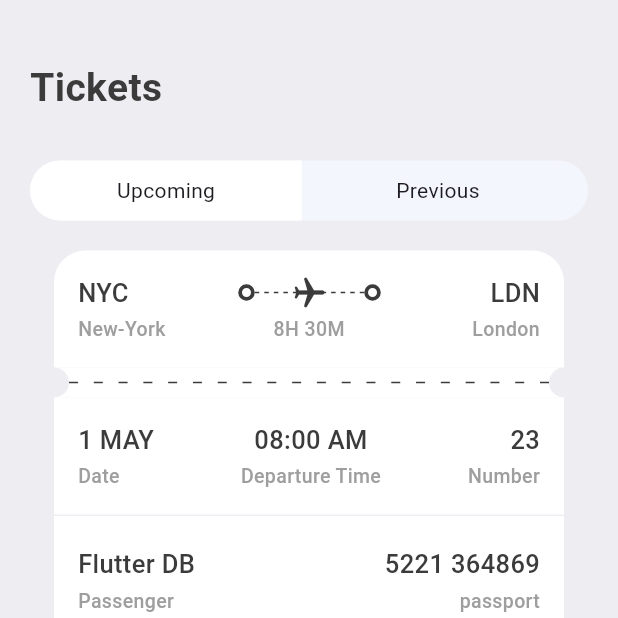
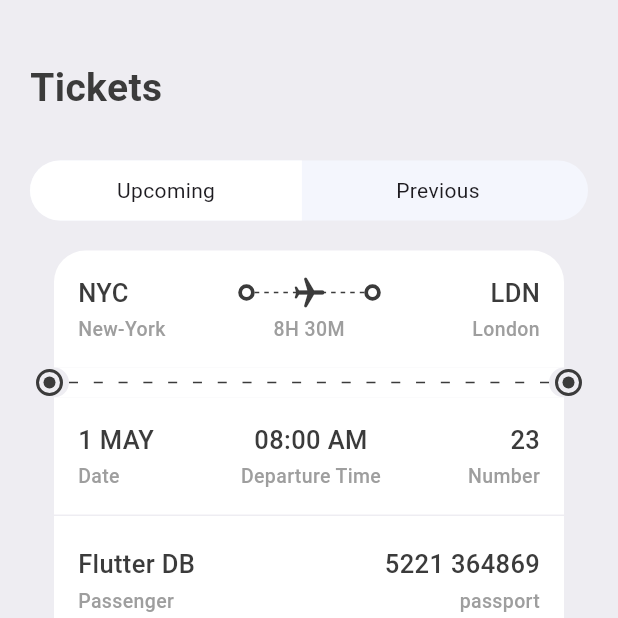
Before and after one commit to ChamikaGit/ticket-app-flutter, a Flutter app: the TicketScreen screen opened directly, on a phone screen of 412 x 824 dp, the top half of it. Run offline on Flutter 3.47's test engine with Material 3 defaults, Android fonts, the phone set to English and light mode, and no system bars; drawn by our look-alikes of barcode_widget; our stand-ins replace fluentui_icons.

Commit message:
ticket screen ui two dots ui added

```diff
--- a/lib/screens/ticket/ticket_screen.dart
+++ b/lib/screens/ticket/ticket_screen.dart
@@ -4,6 +4,7 @@ import 'package:ticket_app/base/res/media.dart';
 import 'package:ticket_app/base/res/styles/app_styles.dart';
 import 'package:ticket_app/base/utils/app_json.dart';
 import 'package:ticket_app/base/widgets/ticket_view.dart';
+import 'package:ticket_app/screens/ticket/widgets/ticket_positioned_circle.dart';
 
 import '../../base/widgets/app_column_text_layout.dart';
 import '../../base/widgets/app_layoutbuilder_widget.dart';
@@ -18,7 +19,8 @@ class TicketScreen extends StatelessWidget {
   Widget build(BuildContext context) {
     return Scaffold(
       backgroundColor: AppStyles.bgColor,
-      body: ListView(
+      body: Stack(children: [
+        ListView(
           padding: const EdgeInsets.symmetric(vertical: 20, horizontal: 20),
           children: [
             const SizedBox(height: 20),
@@ -127,6 +129,7 @@ class TicketScreen extends StatelessWidget {
             const SizedBox(
               height: 2,
             ),
+
             //bottom ticket details section
             Container(
               margin: const EdgeInsets.symmetric(horizontal: 16),
@@ -150,11 +153,14 @@ class TicketScreen extends StatelessWidget {
                 )),
               ),
             ),
+
             const SizedBox(
               height: 30,
             ),
+
             //last ticket
-          Container(margin: const EdgeInsets.symmetric(horizontal: 16),
+            Container(
+              margin: const EdgeInsets.symmetric(horizontal: 16),
               child: TicketView(
                 ticket: ticketList[0],
                 wholeScreen: true,
@@ -162,6 +168,9 @@ class TicketScreen extends StatelessWidget {
             )
           ],
         ),
+        const TicketPositionedCircle(pos: true,),
+        const TicketPositionedCircle(pos: null,),
+      ]),
     );
   }
 }
--- /dev/null
+++ b/lib/screens/ticket/widgets/ticket_positioned_circle.dart
@@ -0,0 +1,26 @@
+import 'package:flutter/material.dart';
+import '../../../base/res/styles/app_styles.dart';
+
+class TicketPositionedCircle extends StatelessWidget {
+  const TicketPositionedCircle({super.key, this.pos});
+
+  final bool? pos;
+
+  @override
+  Widget build(BuildContext context) {
+    return Positioned(
+        left: pos==true?24:null,
+        right: pos==true?null:24,
+        top: 246,
+        child: Container(
+          padding: const EdgeInsets.all(3),
+          decoration: BoxDecoration(
+              shape: BoxShape.circle,
+              border: Border.all(width: 2, color: AppStyles.textColor)),
+          child: CircleAvatar(
+            maxRadius: 4,
+            backgroundColor: AppStyles.textColor,
+          ),
+        ));
+  }
+}
```
Lines whose indentation alone changed are shown as unchanged.
